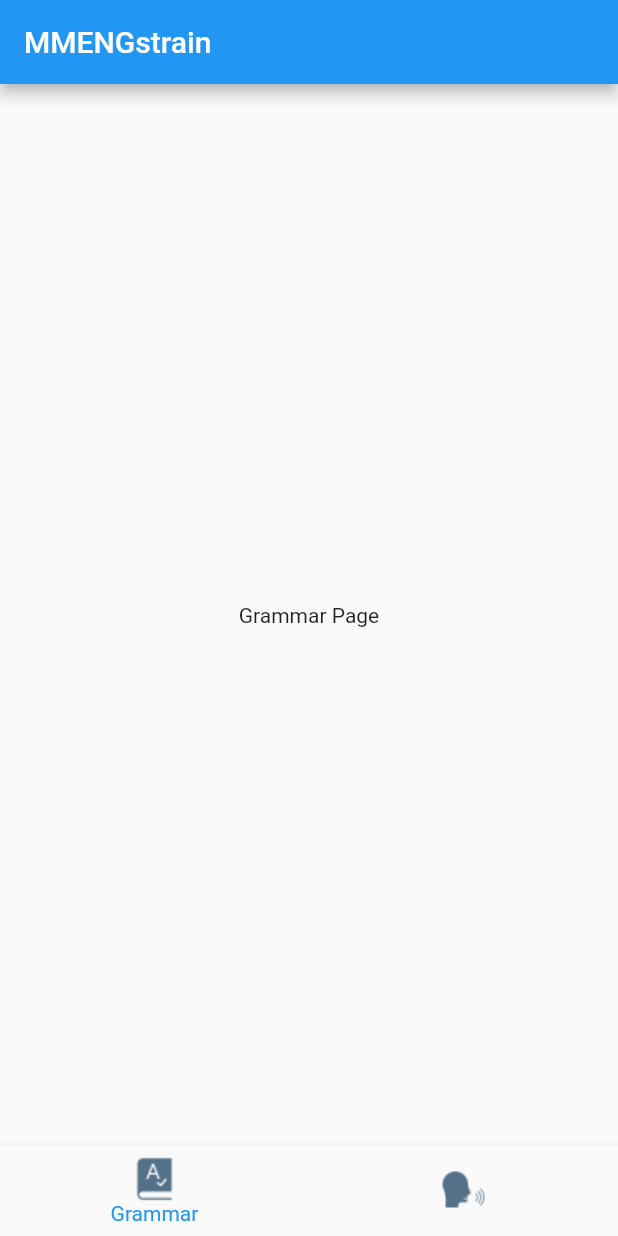
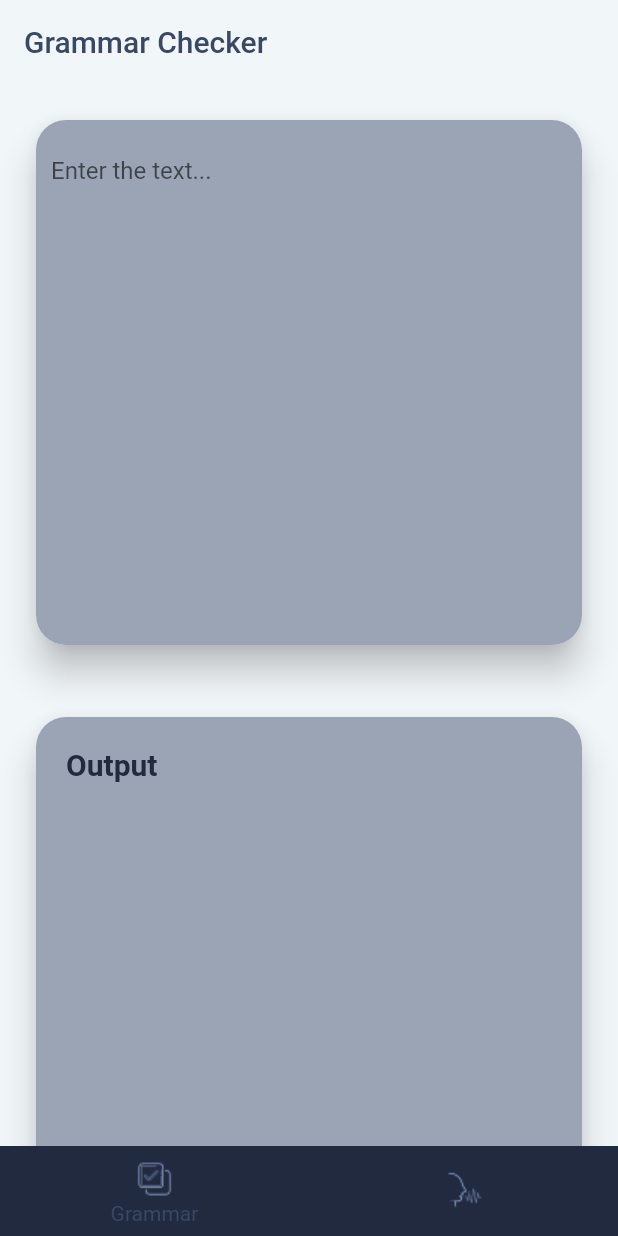
Before and after one commit to thihako2/CheckGrammarAndPronunciationApp, a Flutter app: the screen it shows after launch, on a phone screen of 412 x 824 dp. Run offline on Flutter 3.47's test engine with Material 2 defaults, Android fonts, the light colour scheme and no system bars; our stand-ins replace bloc, equatable, flutter_bloc.

Commit message:
minor(navigation_ui): creating ui for grammar page and pronunciation page

```diff
--- a/lib/Logic/Constants/Global/Colors.dart
+++ b/lib/Logic/Constants/Global/Colors.dart
@@ -1,8 +1,8 @@
 import 'dart:ui';
 
 class AppColors {
-  static Color primary = Color(0xff537188);
-  static Color secondary = Color(0xffCBB279);
-  static Color base = Color(0xffEEEEEE);
-  static Color third = Color(0xffE1D4BB);
+  static Color base = Color(0xffF1F6F9);
+  static Color primary = Color(0xff394867);
+  static Color secondary = Color(0xff212A3E);
+  static Color third = Color(0xff9BA4B5);
 }
--- a/lib/Presentation/Grammar/grammar_check_screen.dart
+++ b/lib/Presentation/Grammar/grammar_check_screen.dart
@@ -1,4 +1,7 @@
 import 'package:flutter/material.dart';
+import 'package:mmengstrain/Logic/Constants/Global/Colors.dart';
+import 'package:mmengstrain/Presentation/Widgets/InputViewWidgets.dart';
+import 'package:mmengstrain/Presentation/Widgets/OutputViewWidgets.dart';
 
 class GrammarChecker extends StatefulWidget {
   const GrammarChecker({super.key});
@@ -11,8 +14,22 @@ class _GrammarCheckerState extends State<GrammarChecker> {
   @override
   Widget build(BuildContext context) {
     return Container(
-      child: Center(
-        child: Text('Grammar Page'),
+      color: AppColors.base,
+      width: MediaQuery.of(context).size.width,
+      height: MediaQuery.of(context).size.height,
+      child: SingleChildScrollView(
+        child: Padding(
+          padding: const EdgeInsets.all(20),
+          child: Column(
+            children: [
+              InputView(),
+              SizedBox(
+                height: 40,
+              ),
+              OutputView()
+            ],
+          ),
+        ),
       ),
     );
   }
--- a/lib/Presentation/Pages/HomePage.dart
+++ b/lib/Presentation/Pages/HomePage.dart
@@ -1,6 +1,7 @@
 import 'package:flutter/material.dart';
 import 'package:flutter_bloc/flutter_bloc.dart';
 import 'package:mmengstrain/Logic/Bloc/navigation/navigation_cubit.dart';
+import 'package:mmengstrain/Logic/Constants/Global/Colors.dart';
 import 'package:mmengstrain/Logic/Constants/Navigation/nav_bar_items.dart';
 import 'package:mmengstrain/Presentation/Grammar/grammar_check_screen.dart';
 import 'package:mmengstrain/Presentation/Pronunciation/pronunciation_check_screen.dart';
@@ -10,34 +11,38 @@ class HomePage extends StatelessWidget {
 
   @override
   Widget build(BuildContext context) {
+    return BlocBuilder<NavigationCubit, NavigationState>(
+      builder: (context, state) {
         return Scaffold(
             appBar: AppBar(
+              elevation: 0,
+              backgroundColor: AppColors.base,
               title: Text(
-          "MMENGstrain",
+                state.navbarItem == NavbarItem.grammar
+                    ? "Grammar Checker"
+                    : state.navbarItem == NavbarItem.pronunciation
+                        ? "Pronunciation Checker"
+                        : "MM-ENG Self Train",
+                style: TextStyle(color: AppColors.primary),
               ),
             ),
-      body: BlocBuilder<NavigationCubit, NavigationState>(
-        builder: (context, state) {
-          if (state.navbarItem == NavbarItem.grammar) {
-            return GrammarChecker();
-          } else if (state.navbarItem == NavbarItem.pronunciation) {
-            return PronunciationChecker();
-          } else {
-            return Container();
-          }
-        },
-      ),
-      bottomNavigationBar: BlocBuilder<NavigationCubit, NavigationState>(
-        builder: (context, state) {
-          return BottomNavigationBar(
+            body: state.navbarItem == NavbarItem.grammar
+                ? GrammarChecker()
+                : state.navbarItem == NavbarItem.pronunciation
+                    ? PronunciationChecker()
+                    : Container(),
+            bottomNavigationBar: BottomNavigationBar(
+              elevation: 0,
               currentIndex: state.index,
               showUnselectedLabels: false,
+              selectedItemColor: AppColors.primary,
+              backgroundColor: AppColors.secondary,
               items: [
                 BottomNavigationBarItem(
-                  icon: Image.asset('Assets/Icons/grammar.png'),
+                    icon: Image.asset('Assets/Icons/grammarcheck.png'),
                     label: 'Grammar'),
                 BottomNavigationBarItem(
-                  icon: Image.asset('Assets/Icons/pronunciation.png'),
+                    icon: Image.asset('Assets/Icons/voice.png'),
                     label: 'Pronunciation')
               ],
               onTap: (index) {
@@ -49,9 +54,8 @@ class HomePage extends StatelessWidget {
                       .getNavBarItem(NavbarItem.pronunciation);
                 }
               },
-          );
+            ));
       },
-      ),
     );
   }
 }
--- a/lib/Presentation/Pronunciation/pronunciation_check_screen.dart
+++ b/lib/Presentation/Pronunciation/pronunciation_check_screen.dart
@@ -1,4 +1,6 @@
 import 'package:flutter/material.dart';
+import 'package:mmengstrain/Logic/Constants/Global/Colors.dart';
+import 'package:mmengstrain/Presentation/Widgets/InputViewWidgets.dart';
 
 class PronunciationChecker extends StatefulWidget {
   const PronunciationChecker({super.key});
@@ -11,8 +13,41 @@ class _PronunciationCheckerState extends State<PronunciationChecker> {
   @override
   Widget build(BuildContext context) {
     return Container(
-      child: Center(
-        child: Text('Pronunciation Page'),
+      child: Padding(
+        padding: const EdgeInsets.all(20),
+        child: Column(
+          crossAxisAlignment: CrossAxisAlignment.center,
+          mainAxisAlignment: MainAxisAlignment.center,
+          children: [
+            InputView(),
+            SizedBox(
+              height: 20,
+            ),
+            GestureDetector(
+              onTap: () {},
+              child: Container(
+                width: 300,
+                height: 60,
+                decoration: BoxDecoration(
+                    borderRadius: BorderRadius.circular(20),
+                    color: AppColors.secondary),
+                child: Padding(
+                  padding: EdgeInsets.fromLTRB(60, 0, 60, 0),
+                  child: Row(
+                    mainAxisAlignment: MainAxisAlignment.spaceBetween,
+                    children: [
+                      Text(
+                        "Check Pronunciation",
+                        style: TextStyle(color: AppColors.base),
+                      ),
+                      Image.asset('Assets/Icons/next.png')
+                    ],
+                  ),
+                ),
+              ),
+            )
+          ],
+        ),
       ),
     );
   }
--- /dev/null
+++ b/lib/Presentation/Widgets/ErrorShowWidgets.dart
@@ -0,0 +1,12 @@
+import 'package:flutter/material.dart';
+
+class ErrorShower extends StatelessWidget {
+  const ErrorShower({super.key});
+
+  @override
+  Widget build(BuildContext context) {
+    return Container(
+      height: 100,
+    );
+  }
+}
--- /dev/null
+++ b/lib/Presentation/Widgets/InputViewWidgets.dart
@@ -0,0 +1,31 @@
+import 'package:flutter/material.dart';
+import 'package:mmengstrain/Logic/Constants/Global/Colors.dart';
+
+class InputView extends StatelessWidget {
+  const InputView({super.key});
+
+  @override
+  Widget build(BuildContext context) {
+    return Card(
+      shape: RoundedRectangleBorder(borderRadius: BorderRadius.circular(20)),
+      elevation: 10,
+      child: Container(
+        width: MediaQuery.of(context).size.width,
+        height: 350,
+        decoration: BoxDecoration(
+            borderRadius: BorderRadius.circular(20), color: AppColors.third),
+        child: Padding(
+          padding: const EdgeInsets.all(10),
+          child: TextField(
+            decoration: InputDecoration(
+              border: InputBorder.none,
+              hintText: "Enter the text...",
+            ),
+            keyboardType: TextInputType.multiline,
+            maxLines: null,
+          ),
+        ),
+      ),
+    );
+  }
+}
--- /dev/null
+++ b/lib/Presentation/Widgets/OutputViewWidgets.dart
@@ -0,0 +1,37 @@
+import 'package:flutter/material.dart';
+import 'package:mmengstrain/Logic/Constants/Global/Colors.dart';
+
+class OutputView extends StatelessWidget {
+  const OutputView({super.key});
+
+  @override
+  Widget build(BuildContext context) {
+    return Card(
+      shape: RoundedRectangleBorder(borderRadius: BorderRadius.circular(20)),
+      elevation: 10,
+      child: Container(
+        width: MediaQuery.of(context).size.width,
+        height: 350,
+        decoration: BoxDecoration(
+            borderRadius: BorderRadius.circular(20), color: AppColors.third),
+        child: Padding(
+          padding: const EdgeInsets.all(20),
+          child: Container(
+            child: Column(
+              crossAxisAlignment: CrossAxisAlignment.start,
+              children: [
+                Text(
+                  'Output',
+                  style: TextStyle(
+                      color: AppColors.secondary,
+                      fontWeight: FontWeight.bold,
+                      fontSize: 20),
+                ),
+              ],
+            ),
+          ),
+        ),
+      ),
+    );
+  }
+}
--- a/lib/main.dart
+++ b/lib/main.dart
@@ -17,6 +17,7 @@ class MyApp extends StatelessWidget {
       theme: ThemeData(
         primarySwatch: Colors.blue,
       ),
+      debugShowCheckedModeBanner: false,
       home: BlocProvider(
         create: (context) => NavigationCubit(),
         child: HomePage(),
```
Also changed, not shown: Assets/Icons/grammarcheck.png (added), Assets/Icons/next.png (added), Assets/Icons/voice.png (added). Lines whose indentation alone changed are shown as unchanged.
